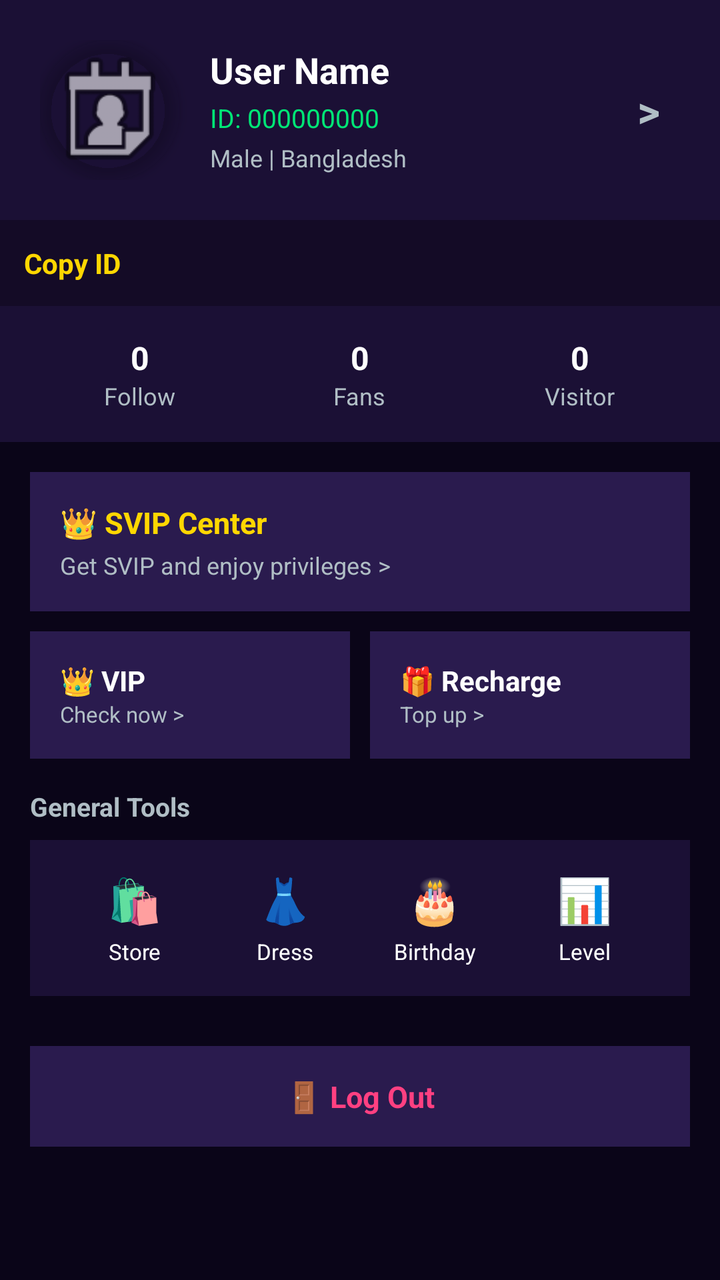
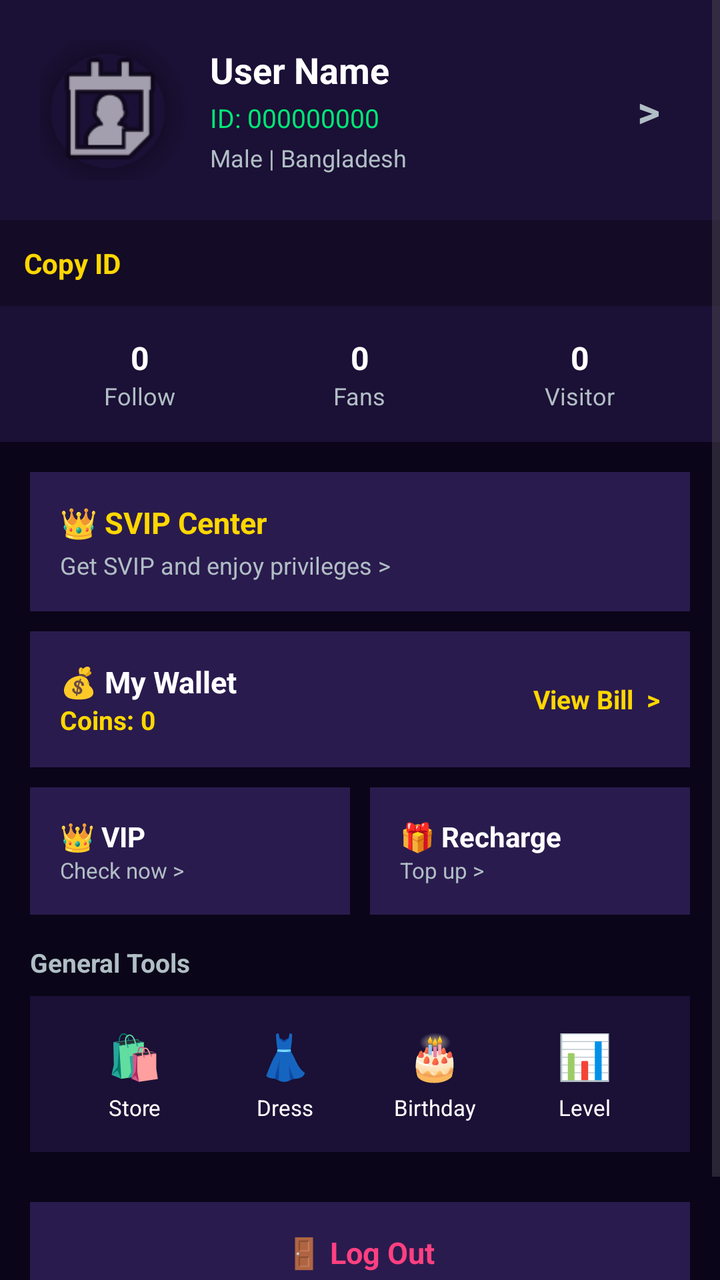

Two renders of the same Android screen: before a commit and after it. Below are the layout's source before the change and the commit's diff.
<!-- AndroidManifest.xml: activity theme Theme.SRVoiceChat -->
<!-- res/layout/activity_me.xml -->
<?xml version="1.0" encoding="utf-8"?>
<ScrollView xmlns:android="http://schemas.android.com/apk/res/android"
    xmlns:app="http://schemas.android.com/apk/res-auto"
    android:layout_width="match_parent"
    android:layout_height="match_parent"
    android:background="#0A0518"
    android:fillViewport="true">

    <LinearLayout
        android:layout_width="match_parent"
        android:layout_height="wrap_content"
        android:orientation="vertical">

        
        <LinearLayout
            android:layout_width="match_parent"
            android:layout_height="wrap_content"
            android:background="#1B1035"
            android:gravity="center_vertical"
            android:orientation="horizontal"
            android:padding="20dp">

            
            <androidx.cardview.widget.CardView
                android:layout_width="70dp"
                android:layout_height="70dp"
                android:layout_marginRight="15dp"
                app:cardCornerRadius="35dp"
                app:cardElevation="4dp"
                app:cardBackgroundColor="@android:color/transparent">

                <ImageView
                    android:id="@+id/imgAvatar"
                    android:layout_width="match_parent"
                    android:layout_height="match_parent"
                    android:scaleType="centerCrop"
                    android:src="@android:drawable/ic_menu_my_calendar" />
            </androidx.cardview.widget.CardView>

            <LinearLayout
                android:layout_width="0dp"
                android:layout_height="wrap_content"
                android:layout_weight="1"
                android:orientation="vertical">

                <TextView
                    android:id="@+id/txtName"
                    android:layout_width="wrap_content"
                    android:layout_height="wrap_content"
                    android:text="User Name"
                    android:textColor="#FFFFFF"
                    android:textSize="18sp"
                    android:textStyle="bold" />

                <TextView
                    android:id="@+id/txtId"
                    android:layout_width="wrap_content"
                    android:layout_height="wrap_content"
                    android:paddingTop="3dp"
                    android:text="ID: 000000000"
                    android:textColor="#00E676"
                    android:textSize="13sp" />

                <TextView
                    android:id="@+id/txtGenderCountry"
                    android:layout_width="wrap_content"
                    android:layout_height="wrap_content"
                    android:paddingTop="3dp"
                    android:text="Male | Bangladesh"
                    android:textColor="#B0BEC5"
                    android:textSize="12sp" />
            </LinearLayout>

            <TextView
                android:layout_width="wrap_content"
                android:layout_height="wrap_content"
                android:text=">"
                android:textColor="#B0BEC5"
                android:textSize="22sp"
                android:textStyle="bold"
                android:padding="10dp" />
        </LinearLayout>

        
        <LinearLayout
            android:layout_width="match_parent"
            android:layout_height="wrap_content"
            android:background="#140B26"
            android:padding="12dp"
            android:paddingHorizontal="20dp">

            <TextView
                android:layout_width="wrap_content"
                android:layout_height="wrap_content"
                android:text="Copy ID"
                android:textColor="#FFD700"
                android:textSize="14sp"
                android:textStyle="bold" />
        </LinearLayout>

        
        <LinearLayout
            android:layout_width="match_parent"
            android:layout_height="wrap_content"
            android:background="#1B1035"
            android:orientation="horizontal"
            android:padding="15dp">

            <LinearLayout
                android:layout_width="0dp"
                android:layout_height="wrap_content"
                android:layout_weight="1"
                android:gravity="center"
                android:orientation="vertical">

                <TextView
                    android:id="@+id/txtFollow"
                    android:layout_width="wrap_content"
                    android:layout_height="wrap_content"
                    android:text="0"
                    android:textColor="#FFFFFF"
                    android:textSize="16sp"
                    android:textStyle="bold" />

                <TextView
                    android:layout_width="wrap_content"
                    android:layout_height="wrap_content"
                    android:text="Follow"
                    android:textColor="#B0BEC5"
                    android:textSize="12sp" />
            </LinearLayout>

            <LinearLayout
                android:layout_width="0dp"
                android:layout_height="wrap_content"
                android:layout_weight="1"
                android:gravity="center"
                android:orientation="vertical">

                <TextView
                    android:id="@+id/txtFans"
                    android:layout_width="wrap_content"
                    android:layout_height="wrap_content"
                    android:text="0"
                    android:textColor="#FFFFFF"
                    android:textSize="16sp"
                    android:textStyle="bold" />

                <TextView
                    android:layout_width="wrap_content"
                    android:layout_height="wrap_content"
                    android:text="Fans"
                    android:textColor="#B0BEC5"
                    android:textSize="12sp" />
            </LinearLayout>

            <LinearLayout
                android:layout_width="0dp"
                android:layout_height="wrap_content"
                android:layout_weight="1"
                android:gravity="center"
                android:orientation="vertical">

                <TextView
                    android:id="@+id/txtVisitor"
                    android:layout_width="wrap_content"
                    android:layout_height="wrap_content"
                    android:text="0"
                    android:textColor="#FFFFFF"
                    android:textSize="16sp"
                    android:textStyle="bold" />

                <TextView
                    android:layout_width="wrap_content"
                    android:layout_height="wrap_content"
                    android:text="Visitor"
                    android:textColor="#B0BEC5"
                    android:textSize="12sp" />
            </LinearLayout>
        </LinearLayout>

        
        <LinearLayout
            android:layout_width="match_parent"
            android:layout_height="wrap_content"
            android:orientation="vertical"
            android:padding="15dp">

            
            <LinearLayout
                android:layout_width="match_parent"
                android:layout_height="wrap_content"
                android:background="#2A1B4E"
                android:orientation="vertical"
                android:padding="15dp"
                android:layout_marginBottom="10dp">
                <TextView
                    android:layout_width="wrap_content"
                    android:layout_height="wrap_content"
                    android:text="👑 SVIP Center"
                    android:textColor="#FFD700"
                    android:textSize="15sp"
                    android:textStyle="bold" />
                <TextView
                    android:layout_width="wrap_content"
                    android:layout_height="wrap_content"
                    android:text="Get SVIP and enjoy privileges >"
                    android:textColor="#B0BEC5"
                    android:textSize="12sp"
                    android:paddingTop="3dp" />
            </LinearLayout>

            
            <LinearLayout
                android:layout_width="match_parent"
                android:layout_height="wrap_content"
                android:orientation="horizontal"
                android:layout_marginBottom="15dp">

                <LinearLayout
                    android:layout_width="0dp"
                    android:layout_height="wrap_content"
                    android:layout_weight="1"
                    android:background="#2A1B4E"
                    android:orientation="vertical"
                    android:padding="15dp"
                    android:layout_marginRight="5dp">
                    <TextView
                        android:layout_width="wrap_content"
                        android:layout_height="wrap_content"
                        android:text="👑 VIP"
                        android:textColor="#FFFFFF"
                        android:textSize="14sp"
                        android:textStyle="bold" />
                    <TextView
                        android:layout_width="wrap_content"
                        android:layout_height="wrap_content"
                        android:text="Check now >"
                        android:textColor="#B0BEC5"
                        android:textSize="11sp" />
                </LinearLayout>

                <LinearLayout
                    android:layout_width="0dp"
                    android:layout_height="wrap_content"
                    android:layout_weight="1"
                    android:background="#2A1B4E"
                    android:orientation="vertical"
                    android:padding="15dp"
                    android:layout_marginLeft="5dp">
                    <TextView
                        android:layout_width="wrap_content"
                        android:layout_height="wrap_content"
                        android:text="🎁 Recharge"
                        android:textColor="#FFFFFF"
                        android:textSize="14sp"
                        android:textStyle="bold" />
                    <TextView
                        android:layout_width="wrap_content"
                        android:layout_height="wrap_content"
                        android:text="Top up >"
                        android:textColor="#B0BEC5"
                        android:textSize="11sp" />
                </LinearLayout>
            </LinearLayout>

            
            <TextView
                android:layout_width="wrap_content"
                android:layout_height="wrap_content"
                android:text="General Tools"
                android:textColor="#B0BEC5"
                android:textSize="13sp"
                android:textStyle="bold"
                android:paddingBottom="8dp" />

            
            <LinearLayout
                android:layout_width="match_parent"
                android:layout_height="wrap_content"
                android:background="#1B1035"
                android:orientation="horizontal"
                android:padding="15dp"
                android:layout_marginBottom="15dp"
                android:weightSum="4">

                <LinearLayout android:layout_width="0dp" android:layout_height="wrap_content" android:layout_weight="1" android:gravity="center" android:orientation="vertical">
                    <TextView android:text="🛍️" android:textSize="22sp" android:layout_width="wrap_content" android:layout_height="wrap_content"/>
                    <TextView android:text="Store" android:textColor="#FFFFFF" android:textSize="11sp" android:paddingTop="4dp" android:layout_width="wrap_content" android:layout_height="wrap_content"/>
                </LinearLayout>

                <LinearLayout android:layout_width="0dp" android:layout_height="wrap_content" android:layout_weight="1" android:gravity="center" android:orientation="vertical">
                    <TextView android:text="👗" android:textSize="22sp" android:layout_width="wrap_content" android:layout_height="wrap_content"/>
                    <TextView android:text="Dress" android:textColor="#FFFFFF" android:textSize="11sp" android:paddingTop="4dp" android:layout_width="wrap_content" android:layout_height="wrap_content"/>
                </LinearLayout>

                <LinearLayout android:layout_width="0dp" android:layout_height="wrap_content" android:layout_weight="1" android:gravity="center" android:orientation="vertical">
                    <TextView android:text="🎂" android:textSize="22sp" android:layout_width="wrap_content" android:layout_height="wrap_content"/>
                    <TextView android:text="Birthday" android:textColor="#FFFFFF" android:textSize="11sp" android:paddingTop="4dp" android:layout_width="wrap_content" android:layout_height="wrap_content"/>
                </LinearLayout>

                <LinearLayout android:layout_width="0dp" android:layout_height="wrap_content" android:layout_weight="1" android:gravity="center" android:orientation="vertical">
                    <TextView android:text="📊" android:textSize="22sp" android:layout_width="wrap_content" android:layout_height="wrap_content"/>
                    <TextView android:text="Level" android:textColor="#FFFFFF" android:textSize="11sp" android:paddingTop="4dp" android:layout_width="wrap_content" android:layout_height="wrap_content"/>
                </LinearLayout>
            </LinearLayout>

            
            <LinearLayout
                android:id="@+id/btnLogoutLayout"
                android:layout_width="match_parent"
                android:layout_height="wrap_content"
                android:background="#2A1B4E"
                android:gravity="center"
                android:padding="15dp"
                android:layout_marginTop="10dp"
                android:layout_marginBottom="30dp">

                <TextView
                    android:layout_width="wrap_content"
                    android:layout_height="wrap_content"
                    android:text="🚪 Log Out"
                    android:textColor="#FF4081"
                    android:textSize="15sp"
                    android:textStyle="bold" />
            </LinearLayout>

        </LinearLayout>
    </LinearLayout>
</ScrollView>
<!-- resources referenced by this layout -->
<resources>
  <style name="Theme.SRVoiceChat" parent="Theme.Material3.DayNight.NoActionBar">
          <item name="colorPrimary">#FF4081</item>
          <item name="android:statusBarColor">#FF4081</item>
          <item name="android:windowLightStatusBar">true</item>
      </style>
</resources>

<!-- the commit's change to res/layout/activity_me.xml (unified diff, before → after) -->
@@ -20,7 +20,6 @@
             android:orientation="horizontal"
             android:padding="20dp">
 
-            
             <androidx.cardview.widget.CardView
                 android:layout_width="70dp"
                 android:layout_height="70dp"
@@ -69,6 +68,17 @@
                     android:text="Male | Bangladesh"
                     android:textColor="#B0BEC5"
                     android:textSize="12sp" />
+
+                
+                <TextView
+                    android:id="@+id/txtVipBadge"
+                    android:layout_width="wrap_content"
+                    android:layout_height="wrap_content"
+                    android:text=""
+                    android:textColor="#FFD700"
+                    android:textSize="13sp"
+                    android:textStyle="bold"
+                    android:visibility="gone" />
             </LinearLayout>
 
             <TextView
@@ -88,7 +98,6 @@
             android:background="#140B26"
             android:padding="12dp"
             android:paddingHorizontal="20dp">
-
             <TextView
                 android:layout_width="wrap_content"
                 android:layout_height="wrap_content"
@@ -106,80 +115,20 @@
             android:orientation="horizontal"
             android:padding="15dp">
 
-            <LinearLayout
-                android:layout_width="0dp"
-                android:layout_height="wrap_content"
-                android:layout_weight="1"
-                android:gravity="center"
-                android:orientation="vertical">
-
-                <TextView
-                    android:id="@+id/txtFollow"
-                    android:layout_width="wrap_content"
-                    android:layout_height="wrap_content"
-                    android:text="0"
-                    android:textColor="#FFFFFF"
-                    android:textSize="16sp"
-                    android:textStyle="bold" />
-
-                <TextView
-                    android:layout_width="wrap_content"
-                    android:layout_height="wrap_content"
-                    android:text="Follow"
-                    android:textColor="#B0BEC5"
-                    android:textSize="12sp" />
-            </LinearLayout>
-
-            <LinearLayout
-                android:layout_width="0dp"
-                android:layout_height="wrap_content"
-                android:layout_weight="1"
-                android:gravity="center"
-                android:orientation="vertical">
-
-                <TextView
-                    android:id="@+id/txtFans"
-                    android:layout_width="wrap_content"
-                    android:layout_height="wrap_content"
-                    android:text="0"
-                    android:textColor="#FFFFFF"
-                    android:textSize="16sp"
-                    android:textStyle="bold" />
-
-                <TextView
-                    android:layout_width="wrap_content"
-                    android:layout_height="wrap_content"
-                    android:text="Fans"
-                    android:textColor="#B0BEC5"
-                    android:textSize="12sp" />
-            </LinearLayout>
-
-            <LinearLayout
-                android:layout_width="0dp"
-                android:layout_height="wrap_content"
-                android:layout_weight="1"
-                android:gravity="center"
-                android:orientation="vertical">
-
-                <TextView
-                    android:id="@+id/txtVisitor"
-                    android:layout_width="wrap_content"
-                    android:layout_height="wrap_content"
-                    android:text="0"
-                    android:textColor="#FFFFFF"
-                    android:textSize="16sp"
-                    android:textStyle="bold" />
-
-                <TextView
-                    android:layout_width="wrap_content"
-                    android:layout_height="wrap_content"
-                    android:text="Visitor"
-                    android:textColor="#B0BEC5"
-                    android:textSize="12sp" />
-            </LinearLayout>
-        </LinearLayout>
-
-        
+            <LinearLayout android:layout_width="0dp" android:layout_height="wrap_content" android:layout_weight="1" android:gravity="center" android:orientation="vertical">
+                <TextView android:id="@+id/txtFollow" android:layout_width="wrap_content" android:layout_height="wrap_content" android:text="0" android:textColor="#FFFFFF" android:textSize="16sp" android:textStyle="bold" />
+                <TextView android:layout_width="wrap_content" android:layout_height="wrap_content" android:text="Follow" android:textColor="#B0BEC5" android:textSize="12sp" />
+            </LinearLayout>
+            <LinearLayout android:layout_width="0dp" android:layout_height="wrap_content" android:layout_weight="1" android:gravity="center" android:orientation="vertical">
+                <TextView android:id="@+id/txtFans" android:layout_width="wrap_content" android:layout_height="wrap_content" android:text="0" android:textColor="#FFFFFF" android:textSize="16sp" android:textStyle="bold" />
+                <TextView android:layout_width="wrap_content" android:layout_height="wrap_content" android:text="Fans" android:textColor="#B0BEC5" android:textSize="12sp" />
+            </LinearLayout>
+            <LinearLayout android:layout_width="0dp" android:layout_height="wrap_content" android:layout_weight="1" android:gravity="center" android:orientation="vertical">
+                <TextView android:id="@+id/txtVisitor" android:layout_width="wrap_content" android:layout_height="wrap_content" android:text="0" android:textColor="#FFFFFF" android:textSize="16sp" android:textStyle="bold" />
+                <TextView android:layout_width="wrap_content" android:layout_height="wrap_content" android:text="Visitor" android:textColor="#B0BEC5" android:textSize="12sp" />
+            </LinearLayout>
+        </LinearLayout>
+
         <LinearLayout
             android:layout_width="match_parent"
             android:layout_height="wrap_content"
@@ -194,20 +143,43 @@
                 android:orientation="vertical"
                 android:padding="15dp"
                 android:layout_marginBottom="10dp">
-                <TextView
-                    android:layout_width="wrap_content"
-                    android:layout_height="wrap_content"
-                    android:text="👑 SVIP Center"
-                    android:textColor="#FFD700"
-                    android:textSize="15sp"
-                    android:textStyle="bold" />
-                <TextView
-                    android:layout_width="wrap_content"
-                    android:layout_height="wrap_content"
-                    android:text="Get SVIP and enjoy privileges >"
-                    android:textColor="#B0BEC5"
-                    android:textSize="12sp"
-                    android:paddingTop="3dp" />
+                <TextView android:layout_width="wrap_content" android:layout_height="wrap_content" android:text="👑 SVIP Center" android:textColor="#FFD700" android:textSize="15sp" android:textStyle="bold" />
+                <TextView android:id="@+id/txtSvipStatus" android:layout_width="wrap_content" android:layout_height="wrap_content" android:text="Get SVIP and enjoy privileges >" android:textColor="#B0BEC5" android:textSize="12sp" android:paddingTop="3dp" />
+            </LinearLayout>
+
+            
+            <LinearLayout
+                android:id="@+id/walletBox"
+                android:layout_width="match_parent"
+                android:layout_height="wrap_content"
+                android:background="#2A1B4E"
+                android:orientation="horizontal"
+                android:gravity="center_vertical"
+                android:padding="15dp"
+                android:layout_marginBottom="10dp">
+                <LinearLayout android:layout_width="0dp" android:layout_height="wrap_content" android:layout_weight="1" android:orientation="vertical">
+                    <TextView android:layout_width="wrap_content" android:layout_height="wrap_content" android:text="💰 My Wallet" android:textColor="#FFFFFF" android:textSize="15sp" android:textStyle="bold" />
+                    <TextView android:id="@+id/txtWalletCoins" android:layout_width="wrap_content" android:layout_height="wrap_content" android:text="Coins: 0" android:textColor="#FFD700" android:textSize="13sp" android:textStyle="bold" />
+                </LinearLayout>
+                <TextView android:layout_width="wrap_content" android:layout_height="wrap_content" android:text="View Bill  >" android:textColor="#FFD700" android:textSize="13sp" android:textStyle="bold" />
+            </LinearLayout>
+
+            
+            <LinearLayout
+                android:id="@+id/sellerWalletBox"
+                android:layout_width="match_parent"
+                android:layout_height="wrap_content"
+                android:background="#00C853"
+                android:orientation="horizontal"
+                android:gravity="center_vertical"
+                android:padding="15dp"
+                android:layout_marginBottom="10dp"
+                android:visibility="gone">
+                <LinearLayout android:layout_width="0dp" android:layout_height="wrap_content" android:layout_weight="1" android:orientation="vertical">
+                    <TextView android:layout_width="wrap_content" android:layout_height="wrap_content" android:text="🏪 Seller Business Wallet" android:textColor="#FFFFFF" android:textSize="15sp" android:textStyle="bold" />
+                    <TextView android:id="@+id/txtSellerBalance" android:layout_width="wrap_content" android:layout_height="wrap_content" android:text="Business Coins: 0" android:textColor="#FFFFFF" android:textSize="13sp" android:textStyle="bold" />
+                </LinearLayout>
+                <TextView android:layout_width="wrap_content" android:layout_height="wrap_content" android:text="Sell Coins  >" android:textColor="#FFFFFF" android:textSize="13sp" android:textStyle="bold" />
             </LinearLayout>
 
             
@@ -216,65 +188,18 @@
                 android:layout_height="wrap_content"
                 android:orientation="horizontal"
                 android:layout_marginBottom="15dp">
-
-                <LinearLayout
-                    android:layout_width="0dp"
-                    android:layout_height="wrap_content"
-                    android:layout_weight="1"
-                    android:background="#2A1B4E"
-                    android:orientation="vertical"
-                    android:padding="15dp"
-                    android:layout_marginRight="5dp">
-                    <TextView
-                        android:layout_width="wrap_content"
-                        android:layout_height="wrap_content"
-                        android:text="👑 VIP"
-                        android:textColor="#FFFFFF"
-                        android:textSize="14sp"
-                        android:textStyle="bold" />
-                    <TextView
-                        android:layout_width="wrap_content"
-                        android:layout_height="wrap_content"
-                        android:text="Check now >"
-                        android:textColor="#B0BEC5"
-                        android:textSize="11sp" />
-                </LinearLayout>
-
-                <LinearLayout
-                    android:layout_width="0dp"
-                    android:layout_height="wrap_content"
-                    android:layout_weight="1"
-                    android:background="#2A1B4E"
-                    android:orientation="vertical"
-                    android:padding="15dp"
-                    android:layout_marginLeft="5dp">
-                    <TextView
-                        android:layout_width="wrap_content"
-                        android:layout_height="wrap_content"
-                        android:text="🎁 Recharge"
-                        android:textColor="#FFFFFF"
-                        android:textSize="14sp"
-                        android:textStyle="bold" />
-                    <TextView
-                        android:layout_width="wrap_content"
-                        android:layout_height="wrap_content"
-                        android:text="Top up >"
-                        android:textColor="#B0BEC5"
-                        android:textSize="11sp" />
-                </LinearLayout>
-            </LinearLayout>
-
-            
-            <TextView
-                android:layout_width="wrap_content"
-                android:layout_height="wrap_content"
-                android:text="General Tools"
-                android:textColor="#B0BEC5"
-                android:textSize="13sp"
-                android:textStyle="bold"
-                android:paddingBottom="8dp" />
-
-            
+                <LinearLayout android:layout_width="0dp" android:layout_height="wrap_content" android:layout_weight="1" android:background="#2A1B4E" android:orientation="vertical" android:padding="15dp" android:layout_marginRight="5dp">
+                    <TextView android:layout_width="wrap_content" android:layout_height="wrap_content" android:text="👑 VIP" android:textColor="#FFFFFF" android:textSize="14sp" android:textStyle="bold" />
+                    <TextView android:id="@+id/txtVipStatus" android:layout_width="wrap_content" android:layout_height="wrap_content" android:text="Check now >" android:textColor="#B0BEC5" android:textSize="11sp" />
+                </LinearLayout>
+                <LinearLayout android:layout_width="0dp" android:layout_height="wrap_content" android:layout_weight="1" android:background="#2A1B4E" android:orientation="vertical" android:padding="15dp" android:layout_marginLeft="5dp">
+                    <TextView android:layout_width="wrap_content" android:layout_height="wrap_content" android:text="🎁 Recharge" android:textColor="#FFFFFF" android:textSize="14sp" android:textStyle="bold" />
+                    <TextView android:layout_width="wrap_content" android:layout_height="wrap_content" android:text="Top up >" android:textColor="#B0BEC5" android:textSize="11sp" />
+                </LinearLayout>
+            </LinearLayout>
+
+            <TextView android:layout_width="wrap_content" android:layout_height="wrap_content" android:text="General Tools" android:textColor="#B0BEC5" android:textSize="13sp" android:textStyle="bold" android:paddingBottom="8dp" />
+
             <LinearLayout
                 android:layout_width="match_parent"
                 android:layout_height="wrap_content"
@@ -283,29 +208,24 @@
                 android:padding="15dp"
                 android:layout_marginBottom="15dp"
                 android:weightSum="4">
-
                 <LinearLayout android:layout_width="0dp" android:layout_height="wrap_content" android:layout_weight="1" android:gravity="center" android:orientation="vertical">
                     <TextView android:text="🛍️" android:textSize="22sp" android:layout_width="wrap_content" android:layout_height="wrap_content"/>
                     <TextView android:text="Store" android:textColor="#FFFFFF" android:textSize="11sp" android:paddingTop="4dp" android:layout_width="wrap_content" android:layout_height="wrap_content"/>
                 </LinearLayout>
-
                 <LinearLayout android:layout_width="0dp" android:layout_height="wrap_content" android:layout_weight="1" android:gravity="center" android:orientation="vertical">
                     <TextView android:text="👗" android:textSize="22sp" android:layout_width="wrap_content" android:layout_height="wrap_content"/>
                     <TextView android:text="Dress" android:textColor="#FFFFFF" android:textSize="11sp" android:paddingTop="4dp" android:layout_width="wrap_content" android:layout_height="wrap_content"/>
                 </LinearLayout>
-
                 <LinearLayout android:layout_width="0dp" android:layout_height="wrap_content" android:layout_weight="1" android:gravity="center" android:orientation="vertical">
                     <TextView android:text="🎂" android:textSize="22sp" android:layout_width="wrap_content" android:layout_height="wrap_content"/>
                     <TextView android:text="Birthday" android:textColor="#FFFFFF" android:textSize="11sp" android:paddingTop="4dp" android:layout_width="wrap_content" android:layout_height="wrap_content"/>
                 </LinearLayout>
-
                 <LinearLayout android:layout_width="0dp" android:layout_height="wrap_content" android:layout_weight="1" android:gravity="center" android:orientation="vertical">
                     <TextView android:text="📊" android:textSize="22sp" android:layout_width="wrap_content" android:layout_height="wrap_content"/>
                     <TextView android:text="Level" android:textColor="#FFFFFF" android:textSize="11sp" android:paddingTop="4dp" android:layout_width="wrap_content" android:layout_height="wrap_content"/>
                 </LinearLayout>
             </LinearLayout>
 
-            
             <LinearLayout
                 android:id="@+id/btnLogoutLayout"
                 android:layout_width="match_parent"
@@ -315,16 +235,8 @@
                 android:padding="15dp"
                 android:layout_marginTop="10dp"
                 android:layout_marginBottom="30dp">
-
-                <TextView
-                    android:layout_width="wrap_content"
-                    android:layout_height="wrap_content"
-                    android:text="🚪 Log Out"
-                    android:textColor="#FF4081"
-                    android:textSize="15sp"
-                    android:textStyle="bold" />
-            </LinearLayout>
-
+                <TextView android:layout_width="wrap_content" android:layout_height="wrap_content" android:text="🚪 Log Out" android:textColor="#FF4081" android:textSize="15sp" android:textStyle="bold" />
+            </LinearLayout>
         </LinearLayout>
     </LinearLayout>
 </ScrollView>
